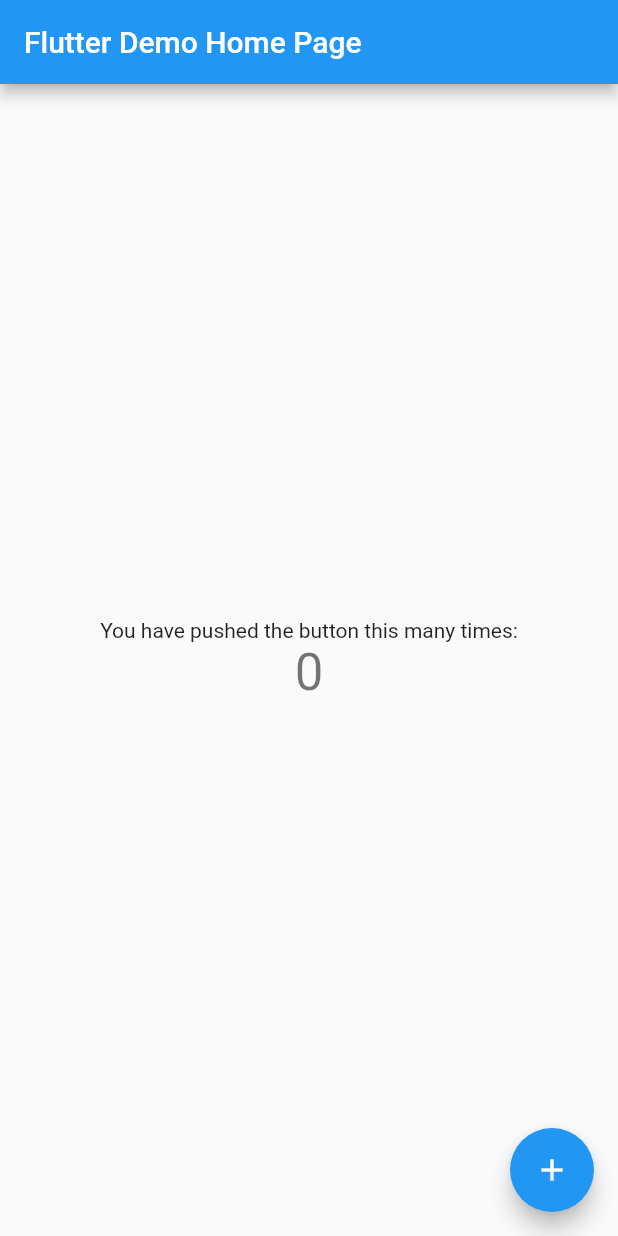
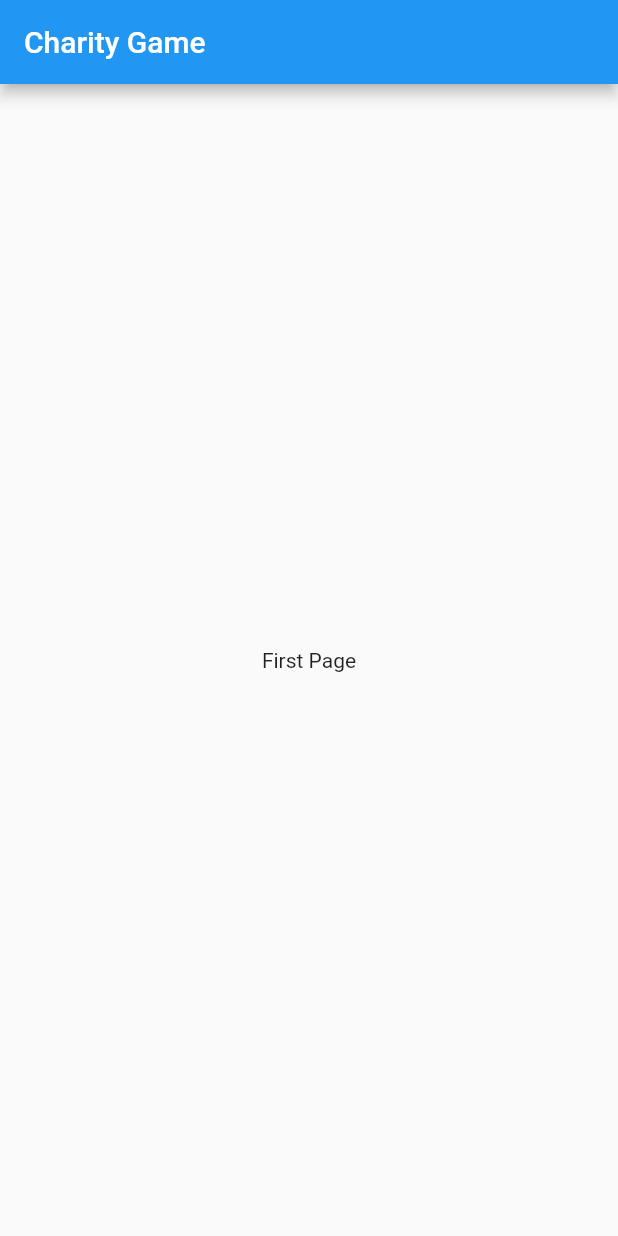
Before and after one commit to BaranMichal25/charity_game, a Flutter app: the screen it shows after launch, on a phone screen of 412 x 824 dp. Run offline on Flutter 3.47's test engine with Material 2 defaults, Android fonts, the phone set to English and light mode, and no system bars.

Commit message:
Removed FAB and counter logic

```diff
--- a/lib/main.dart
+++ b/lib/main.dart
@@ -10,7 +10,7 @@ class MyApp extends StatelessWidget {
       theme: ThemeData(
         primarySwatch: Colors.blue,
       ),
-      home: MyHomePage(title: 'Flutter Demo Home Page'),
+      home: MyHomePage(title: 'Charity Game'),
     );
   }
 }
@@ -25,14 +25,6 @@ class MyHomePage extends StatefulWidget {
 }
 
 class _MyHomePageState extends State<MyHomePage> {
-  int _counter = 0;
-
-  void _incrementCounter() {
-    setState(() {
-      _counter++;
-    });
-  }
-
   @override
   Widget build(BuildContext context) {
     return Scaffold(
@@ -44,20 +36,11 @@ class _MyHomePageState extends State<MyHomePage> {
           mainAxisAlignment: MainAxisAlignment.center,
           children: <Widget>[
             Text(
-              'You have pushed the button this many times:',
-            ),
-            Text(
-              '$_counter',
-              style: Theme.of(context).textTheme.display1,
+              'First Page',
             ),
           ],
         ),
       ),
-      floatingActionButton: FloatingActionButton(
-        onPressed: _incrementCounter,
-        tooltip: 'Increment',
-        child: Icon(Icons.add),
-      ),
     );
   }
 }
```
